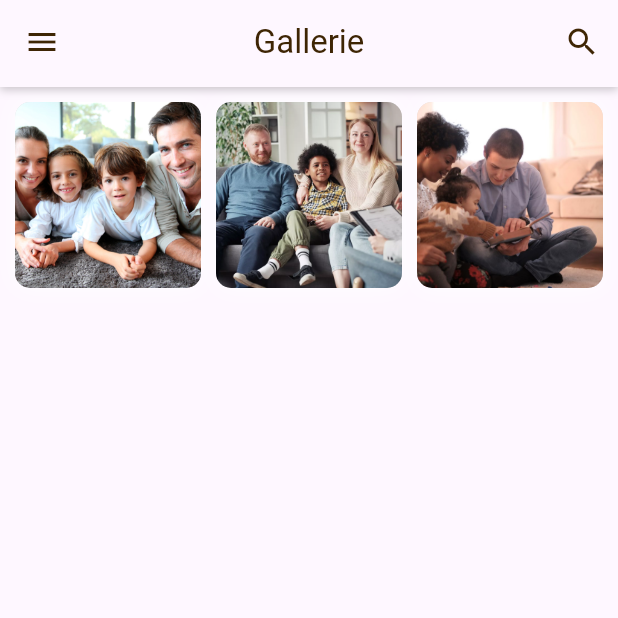
After one commit to DTC-Formation/personal-project-Rojotiana-Tsiverisoa, a Flutter app: the Gallery screen opened by its route, on a phone screen of 412 x 824 dp, the top half of it. The commit adds this screen. Run offline on Flutter 3.47's test engine with Material 2 defaults, Android fonts, the light colour scheme and no system bars; our stand-ins replace carousel_slider, cherry_toast, image_picker.

Commit message:
create gallery

```diff
--- /dev/null
+++ b/lib/app/views/gallery/gallery.dart
@@ -0,0 +1,121 @@
+import 'package:flutter/material.dart';
+import 'package:tetiharana/utilities/tools.dart';
+
+import 'package:tetiharana/widget/navigation/app_bar.dart';
+import 'package:tetiharana/widget/navigation/drawer.dart';
+
+class Gallery extends StatefulWidget {
+  const Gallery({super.key});
+
+  @override
+  State<Gallery> createState() => _GalleryState();
+}
+
+class _GalleryState extends State<Gallery> {
+  List<GalleryItem> galleryItem = [
+    GalleryItem(
+      source: "assets/images/familly/familly_1.jpg",
+      action: () => {},
+    ),
+    GalleryItem(
+      source: "assets/images/familly/familly_2.webp",
+      action: () => {},
+    ),
+    GalleryItem(
+      source: "assets/images/familly/familly_3.jpg",
+      action: () => {},
+    ),
+  ];
+  @override
+  Widget build(BuildContext context) {
+    return SafeArea(
+      child: Scaffold(
+        appBar: const PreferredSize(
+          preferredSize: Size.fromHeight(58.0),
+          child: MyAppBar(
+            title: 'Gallerie',
+          ),
+        ),
+        drawer: const MyDrawer(),
+        body: SingleChildScrollView(
+          child: Padding(
+            padding: const EdgeInsets.all(10),
+            child: Column(
+              crossAxisAlignment: CrossAxisAlignment.start,
+              children: [
+                // --------------------- Gallery ---------------------
+                SizedBox(
+                  width: MediaQuery.of(context).size.width,
+                  height: MediaQuery.of(context).size.height / 1.15,
+                  child: GridView(
+                    gridDelegate:
+                        const SliverGridDelegateWithFixedCrossAxisCount(
+                      crossAxisCount: 3,
+                      mainAxisSpacing: 10,
+                      crossAxisSpacing: 10,
+                    ),
+                    children: galleryItem,
+                  ),
+                ),
+              ],
+            ),
+          ),
+        ),
+      ),
+    );
+  }
+}
+
+class GalleryItem extends StatefulWidget {
+  final String source;
+  final void Function() action;
+
+  const GalleryItem({
+    super.key,
+    required this.source,
+    required this.action,
+  });
+
+  @override
+  State<GalleryItem> createState() => _GalleryItemState();
+}
+
+class _GalleryItemState extends State<GalleryItem> {
+  @override
+  Widget build(BuildContext context) {
+    return InkWell(
+      onTap: widget.action,
+      borderRadius: BorderRadius.circular(Tools.radius01),
+      child: Container(
+        decoration: BoxDecoration(
+          image: const DecorationImage(
+            image: AssetImage(
+              'assets/images/icon/icon_image.png',
+            ),
+          ),
+          boxShadow: const [
+            BoxShadow(
+              color: Color.fromARGB(122, 158, 158, 158),
+            ),
+            BoxShadow(
+              color: Tools.color05,
+              spreadRadius: -1.0,
+              blurRadius: 12.0,
+            ),
+          ],
+          borderRadius: BorderRadius.circular(
+            Tools.radius01,
+          ),
+        ),
+        height: 150,
+        child: ClipRRect(
+          borderRadius: BorderRadius.circular(Tools.radius01),
+          child: Image.asset(
+            widget.source,
+            fit: BoxFit.cover,
+          ),
+        ),
+      ),
+    );
+  }
+}
--- a/lib/main.dart
+++ b/lib/main.dart
@@ -3,6 +3,7 @@ import 'package:flutter/material.dart';
 import 'package:tetiharana/app/views/auth/forgot_password.dart';
 import 'package:tetiharana/app/views/auth/login_page.dart';
 import 'package:tetiharana/app/views/familly/familly.dart';
+import 'package:tetiharana/app/views/gallery/gallery.dart';
 import 'package:tetiharana/app/views/homepage/homepage.dart';
 import 'package:tetiharana/app/views/member/member.dart';
 
@@ -32,7 +33,7 @@ class MyApp extends StatelessWidget {
         // '/tree-app': (context) => const TreeApp(),
         '/familly': (context) => const FamillyList(),
         '/member': (context) => const MemberAdd(),
-        // '/gallery': (context) => const Gallery(),
+        '/gallery': (context) => const Gallery(),
         // '/profile': (context) => const Profile(),
       },
     );
--- a/lib/widget/navigation/drawer.dart
+++ b/lib/widget/navigation/drawer.dart
@@ -52,7 +52,7 @@ class _MyDrawerState extends State<MyDrawer> {
         title: 'Gallerie',
         action: () => {
           Navigator.pop(context),
-          // Navigator.of(context).pushNamed('/gallery'),
+          Navigator.of(context).pushNamed('/gallery'),
         },
       ),
       DrawerItem(
```
Also changed, not shown: assets/images/icon/icon_image.png (added).
